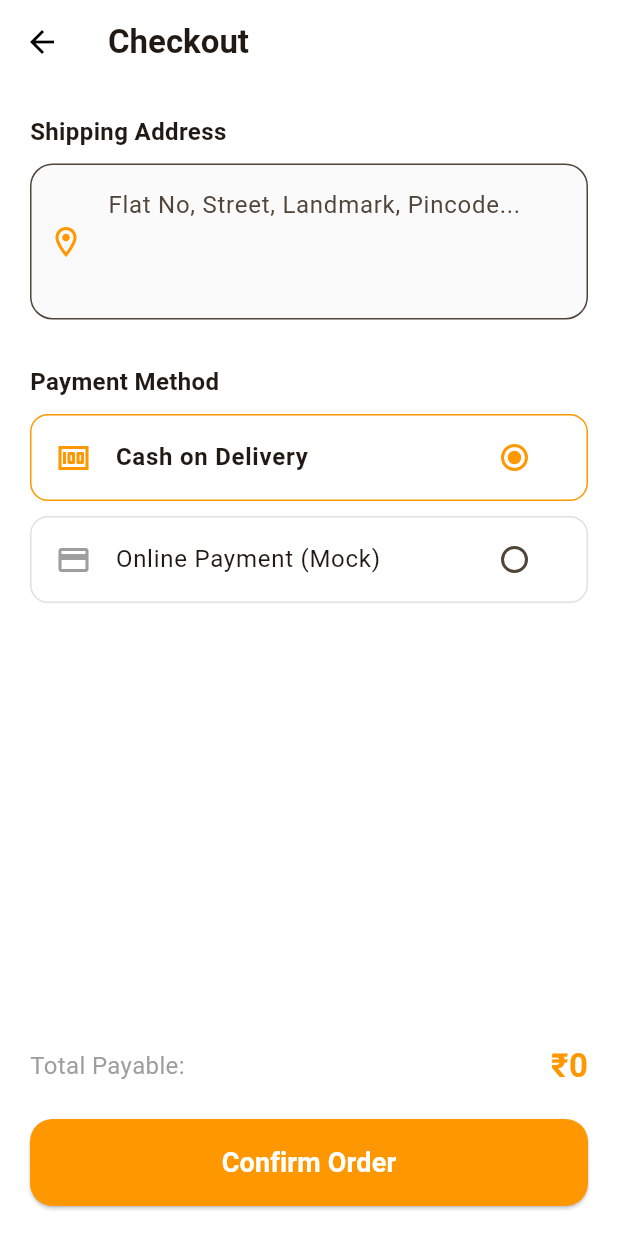
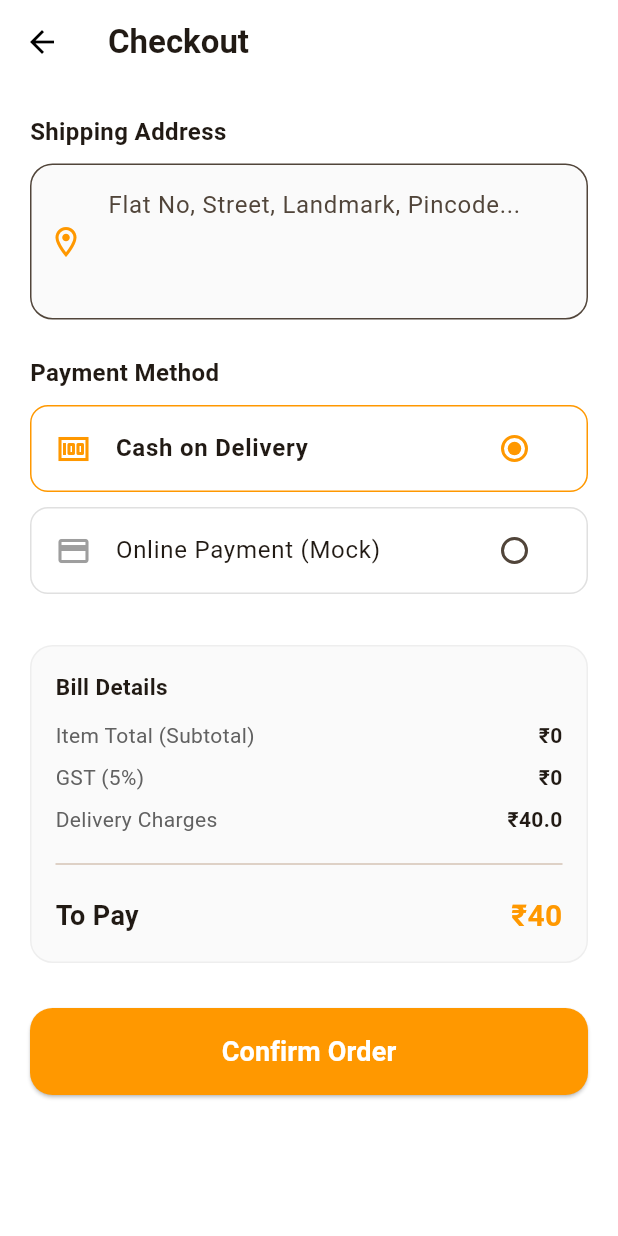
Before and after one commit to Shubhangi-H98/shoplite, a Flutter app: the CheckoutPage screen opened directly, on a phone screen of 412 x 824 dp. Run offline on Flutter 3.47's test engine with Material 3 defaults, Android fonts, the phone set to English and light mode, and no system bars; our stand-ins replace cached_network_image, connectivity_plus, dio, equatable, flutter_bloc, flutter_secure_storage and 4 more; accounts and stored records are empty; network calls fail.

Commit message:
feat: professional billing details and order persistence fix
- Refined Cart summary to show only subtotal and delivery.
- Added detailed Bill Breakdown (GST, Delivery, Total) to Checkout page.
- Fixed OrderCubit to permanently save and load orders from Hive.
- Updated ProfilePage to correctly navigate to Order History.
- Fixed HomeHeader icons for Dark Mode visibility.

```diff
--- a/lib/features/cart/presentation/pages/checkout_page.dart
+++ b/lib/features/cart/presentation/pages/checkout_page.dart
@@ -1,6 +1,7 @@
 import 'package:flutter/material.dart';
 import 'package:flutter_bloc/flutter_bloc.dart';
 import 'package:flutter_secure_storage/flutter_secure_storage.dart';
+import 'package:intl/intl.dart';
 import '../../cart/presentation/cubit/cart_cubit.dart';
 import '../cubit/order_cubit.dart';
 
@@ -34,19 +35,30 @@ class _CheckoutPageState extends State<CheckoutPage> {
   @override
   Widget build(BuildContext context) {
     final cartCubit = context.read<CartCubit>();
-    final total = cartCubit.totalPrice;
     final isDark = Theme.of(context).brightness == Brightness.dark;
+
+    // --- Price Calculations ---
+    final double subtotal = cartCubit.totalPrice * 83; // Product total in INR
+    final double gstAmount = subtotal * 0.05; // 5% GST
+    final double deliveryCharge = subtotal > 500 ? 0 : 40; // Free delivery above 500
+    final double finalTotal = subtotal + gstAmount + deliveryCharge;
+
+    final String formattedSubtotal = NumberFormat.currency(locale: 'en_IN', symbol: '₹', decimalDigits: 0).format(subtotal);
+    final String formattedGst = NumberFormat.currency(locale: 'en_IN', symbol: '₹', decimalDigits: 0).format(gstAmount);
+    final String formattedDelivery = deliveryCharge == 0 ? "FREE" : "₹$deliveryCharge";
+    final String formattedFinalTotal = NumberFormat.currency(locale: 'en_IN', symbol: '₹', decimalDigits: 0).format(finalTotal);
 
     return Scaffold(
       appBar: AppBar(
         title: const Text("Checkout", style: TextStyle(fontWeight: FontWeight.bold)),
         elevation: 0,
       ),
-      body: Padding(
+      body: SingleChildScrollView(
         padding: const EdgeInsets.all(20.0),
         child: Column(
           crossAxisAlignment: CrossAxisAlignment.start,
           children: [
+            // --- Address Section ---
             const Text("Shipping Address", style: TextStyle(fontSize: 16, fontWeight: FontWeight.bold)),
             const SizedBox(height: 10),
             TextField(
@@ -54,7 +66,6 @@ class _CheckoutPageState extends State<CheckoutPage> {
               maxLines: 3,
               decoration: InputDecoration(
                 hintText: "Flat No, Street, Landmark, Pincode...",
-
                 filled: true,
                 fillColor: isDark ? Colors.grey[900] : Colors.grey[50],
                 border: OutlineInputBorder(
@@ -65,25 +76,54 @@ class _CheckoutPageState extends State<CheckoutPage> {
               ),
             ),
 
-            const SizedBox(height: 30),
+            const SizedBox(height: 24),
 
+            // --- Payment Section ---
             const Text("Payment Method", style: TextStyle(fontSize: 16, fontWeight: FontWeight.bold)),
             const SizedBox(height: 10),
             _buildPaymentOption("Cash on Delivery", Icons.money, isDark),
             _buildPaymentOption("Online Payment (Mock)", Icons.payment, isDark),
 
-            const Spacer(),
+            const SizedBox(height: 24),
 
-            Row(
-              mainAxisAlignment: MainAxisAlignment.spaceBetween,
-              children: [
-                const Text("Total Payable:", style: TextStyle(fontSize: 16, color: Colors.grey)),
-                Text("₹${(total * 83).toStringAsFixed(0)}",
-                    style: const TextStyle(fontSize: 22, fontWeight: FontWeight.bold, color: Colors.orange)),
-              ],
+            // --- Professional Bill Details Section ---
+            Container(
+              padding: const EdgeInsets.all(16),
+              decoration: BoxDecoration(
+                color: isDark ? Colors.grey[900] : Colors.grey[50],
+                borderRadius: BorderRadius.circular(15),
+                border: Border.all(color: isDark ? Colors.grey[800]! : Colors.grey[200]!),
+              ),
+              child: Column(
+                crossAxisAlignment: CrossAxisAlignment.start,
+                children: [
+                  const Text("Bill Details", style: TextStyle(fontSize: 15, fontWeight: FontWeight.bold)),
+                  const SizedBox(height: 12),
+                  _buildPriceRow("Item Total (Subtotal)", formattedSubtotal, isDark),
+                  const SizedBox(height: 8),
+                  _buildPriceRow("GST (5%)", formattedGst, isDark),
+                  const SizedBox(height: 8),
+                  _buildPriceRow("Delivery Charges", formattedDelivery, isDark,
+                      valueColor: deliveryCharge == 0 ? Colors.green : null),
+                  const Padding(
+                    padding: EdgeInsets.symmetric(vertical: 12),
+                    child: Divider(thickness: 1),
+                  ),
+                  Row(
+                    mainAxisAlignment: MainAxisAlignment.spaceBetween,
+                    children: [
+                      const Text("To Pay", style: TextStyle(fontSize: 18, fontWeight: FontWeight.bold)),
+                      Text(formattedFinalTotal,
+                          style: const TextStyle(fontSize: 20, fontWeight: FontWeight.bold, color: Colors.orange)),
+                    ],
+                  ),
+                ],
+              ),
             ),
-            const SizedBox(height: 20),
 
+            const SizedBox(height: 30),
+
+            // --- Confirm Button ---
             SizedBox(
               width: double.infinity,
               child: ElevatedButton(
@@ -96,9 +136,10 @@ class _CheckoutPageState extends State<CheckoutPage> {
 
                   await _storage.write(key: 'last_shipping_address', value: address);
 
+                  // Passing the Final Total (including GST & Delivery) to OrderCubit
                   context.read<OrderCubit>().placeOrder(
                       cartCubit.state,
-                      total,
+                      finalTotal / 83, // Convert back to base currency if needed by Cubit logic
                       address,
                       _selectedPayment
                   );
@@ -121,11 +162,20 @@ class _CheckoutPageState extends State<CheckoutPage> {
     );
   }
 
+  Widget _buildPriceRow(String label, String value, bool isDark, {Color? valueColor}) {
+    return Row(
+      mainAxisAlignment: MainAxisAlignment.spaceBetween,
+      children: [
+        Text(label, style: TextStyle(color: isDark ? Colors.grey[400] : Colors.grey[700], fontSize: 14)),
+        Text(value, style: TextStyle(fontSize: 14, fontWeight: FontWeight.w600, color: valueColor)),
+      ],
+    );
+  }
+
   Widget _buildPaymentOption(String title, IconData icon, bool isDark) {
     return Container(
       margin: const EdgeInsets.only(bottom: 10),
       decoration: BoxDecoration(
-        // Themed border and background for selection items
         color: isDark ? Colors.grey[900] : Colors.white,
         border: Border.all(
           color: _selectedPayment == title ? Colors.orange : (isDark ? Colors.grey[800]! : Colors.grey[300]!),
@@ -134,12 +184,7 @@ class _CheckoutPageState extends State<CheckoutPage> {
       ),
       child: ListTile(
         leading: Icon(icon, color: _selectedPayment == title ? Colors.orange : Colors.grey),
-        title: Text(
-            title,
-            style: TextStyle(
-                fontWeight: _selectedPayment == title ? FontWeight.bold : FontWeight.normal
-            )
-        ),
+        title: Text(title, style: TextStyle(fontWeight: _selectedPayment == title ? FontWeight.bold : FontWeight.normal)),
         trailing: Radio(
           value: title,
           groupValue: _selectedPayment,
```
Also changed, not shown: lib/features/cart/presentation/cubit/order_cubit.dart (+8 -2 lines), lib/features/cart/presentation/pages/cart_page.dart (+4 -30 lines), lib/features/dashboard/presentation/pages/profile_page.dart (+16 -3 lines).
